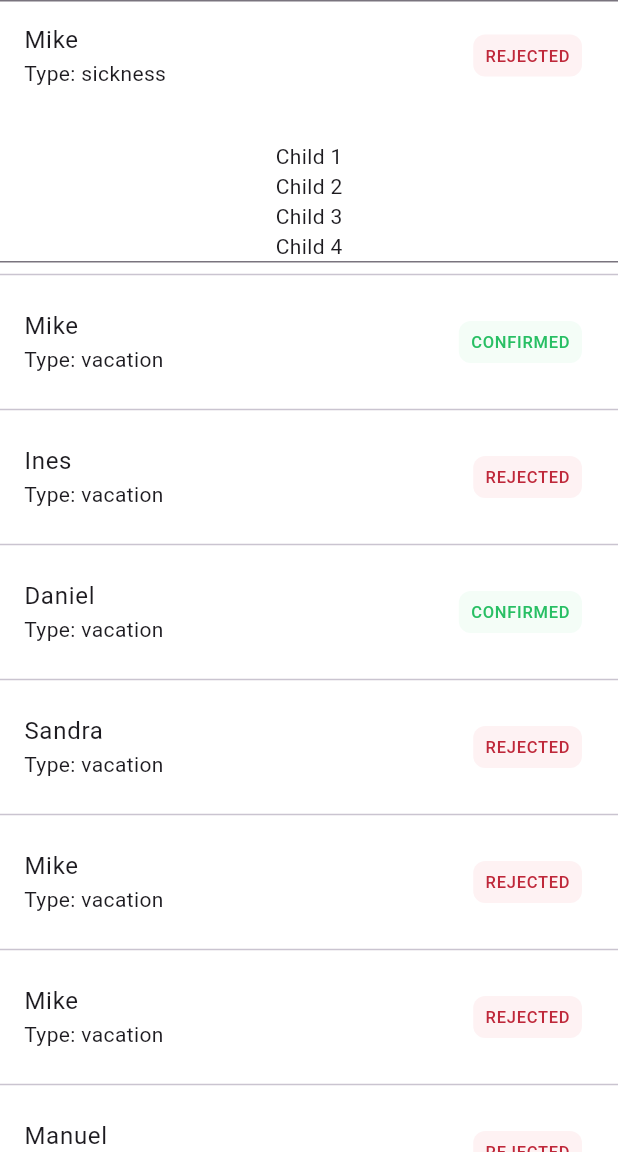
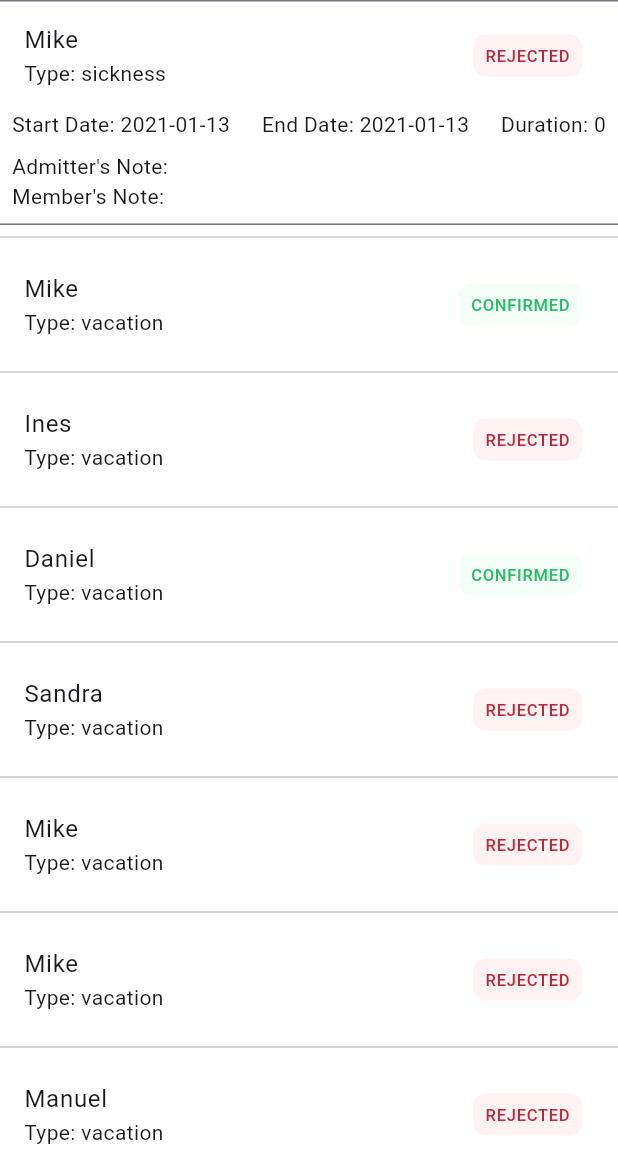
Before and after one commit to M4RZB4Ni/Absence-Manager-Flutter, a Flutter app: the screen it shows after launch, after a tap on "Mike", on a phone screen of 412 x 824 dp, the part 84-1236 px from its top. Run offline on Flutter 3.47's test engine with Material 3 defaults, Android fonts, the phone set to English and light mode, and no system bars; drawn by our look-alikes of flutter_slidable; our stand-ins replace flutter_screenutil, freezed_annotation, get, lottie; generated files the repository leaves out were written again; project files that could hold a hidden picture were left out.

Commit message:
Feat: The startDate, endDate, duration, admitterNote, and memberNote texts are showing in component and ui.
Description: an extension getter has been developed to applying on strings and just return date in format: yyyy-mm-dd

Took 35 minutes

```diff
--- a/lib/app/extentions/extensions.dart
+++ b/lib/app/extentions/extensions.dart
@@ -19,6 +19,8 @@ extension AppString on String {
       return 0;
     }
   }
+
+  String get toNormalDate => substring(0,10);
 
   /// Get the real image address from the string name of an asset
   String get animation => 'assets/animations/$this.json';
--- a/lib/app/resources/app_text.dart
+++ b/lib/app/resources/app_text.dart
@@ -11,4 +11,9 @@ mixin AppText {
   static const type = "Type";
   static const nameNotFound = "Name not found";
   static const unknown = "Unknown";
+  static const startDate = "Start Date";
+  static const endDate = "End Date";
+  static const duration = "Duration";
+  static const admitterNote = "Admitter's Note";
+  static const memberNote = "Member's Note";
 }
--- a/lib/presentation/home/components/absence_item.dart
+++ b/lib/presentation/home/components/absence_item.dart
@@ -1,3 +1,4 @@
+import 'package:communere/app/extentions/extensions.dart';
 import 'package:communere/app/resources/app_colors.dart';
 import 'package:communere/app/resources/app_text.dart';
 import 'package:flutter/material.dart';
@@ -9,7 +10,8 @@ class AbsenceItem extends StatelessWidget {
   const AbsenceItem(
       {super.key,
       required this.leaveRequestEntity,
-      required this.onExpansionChanged, required this.name});
+      required this.onExpansionChanged,
+      required this.name});
   final LeaveRequestEntity leaveRequestEntity;
   final ValueChanged<bool> onExpansionChanged;
   final String name;
@@ -19,17 +21,35 @@ class AbsenceItem extends StatelessWidget {
     return Slidable(
         key: key,
         child: ExpansionTile(
-            maintainState: true,
             onExpansionChanged: (value) => onExpansionChanged(value),
             title: Text(name),
             subtitle: Text("${AppText.type}: ${leaveRequestEntity.type}"),
             trailing: _statusSituation(leaveRequestEntity),
+            expandedCrossAxisAlignment: CrossAxisAlignment.start,
+            childrenPadding: const EdgeInsets.symmetric(horizontal: 8),
             children: [
-              Text(leaveRequestEntity.admitterNote.toString()),
-              const Text("Child 1"),
-              const Text("Child 2"),
-              const Text("Child 3"),
-              const Text("Child 4"),
+              Row(
+                mainAxisAlignment: MainAxisAlignment.spaceBetween,
+                children: [
+                  Text(
+                      "${AppText.startDate}: ${leaveRequestEntity.startDate.toString().toNormalDate}"),
+                  Text(
+                      "${AppText.endDate}: ${leaveRequestEntity.endDate.toString().toNormalDate}"),
+                  Text(
+                      "${AppText.duration}: ${leaveRequestEntity.endDate.difference(leaveRequestEntity.startDate).inDays}"),
+                ],
+              ),
+              Padding(
+                padding: const EdgeInsets.symmetric(vertical: 8.0),
+                child: Column(
+                  crossAxisAlignment: CrossAxisAlignment.start,
+                  mainAxisAlignment: MainAxisAlignment.spaceBetween,
+                  children: [
+                    Text("${AppText.admitterNote}: ${leaveRequestEntity.admitterNote}"),
+                    Text("${AppText.memberNote}: ${leaveRequestEntity.memberNote}"),
+                  ],
+                ),
+              ),
             ]));
   }
 
@@ -64,5 +84,4 @@ class AbsenceItem extends StatelessWidget {
       ),
     );
   }
-
 }
```
